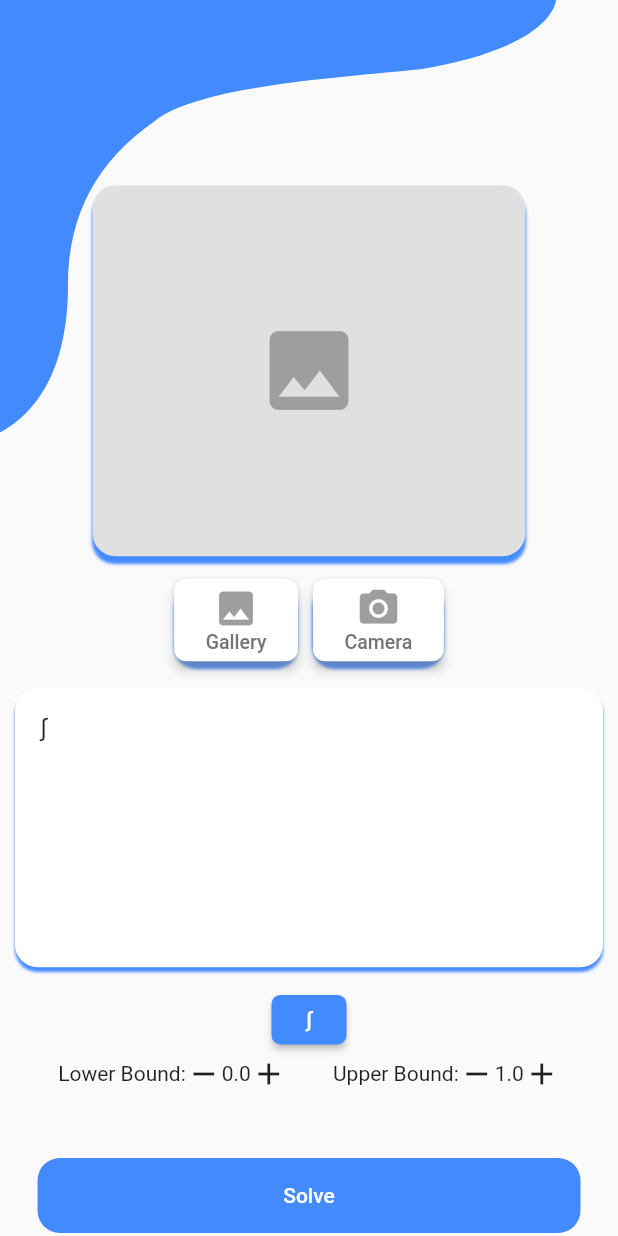
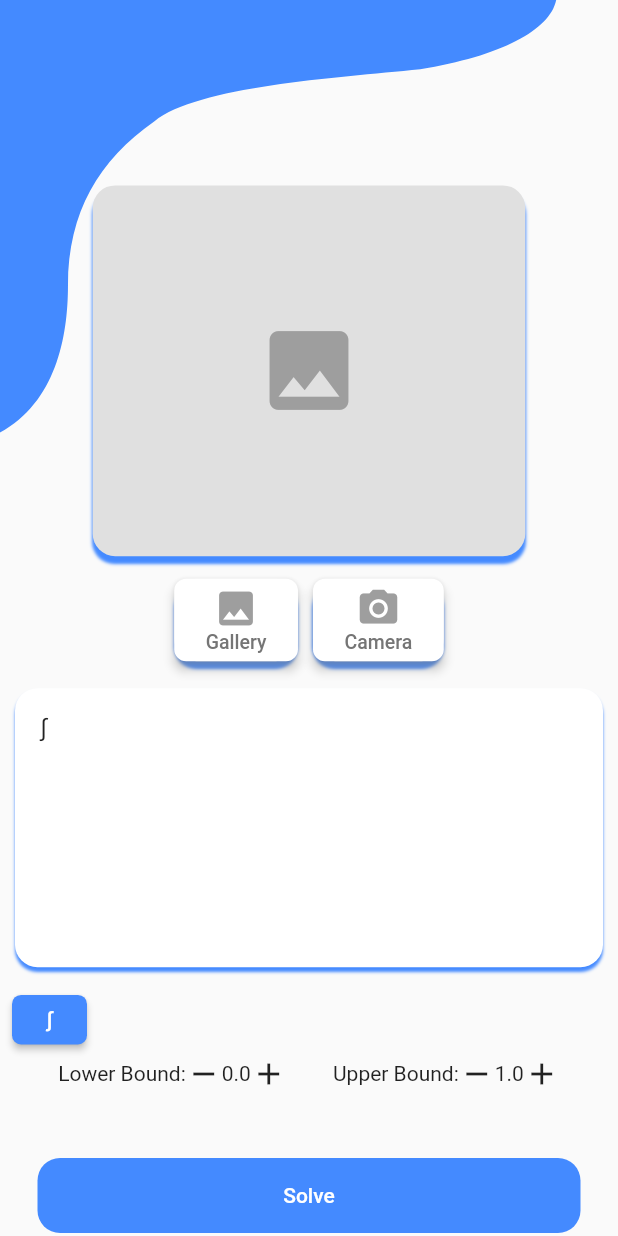
Before and after one commit to AnujPandey007/Ganit-App, a Flutter app: the screen it shows after launch, after a tap on an icon or button, on a phone screen of 412 x 824 dp. Run offline on Flutter 3.47's test engine with Material 2 defaults, Android fonts, the phone set to English and light mode, and no system bars; our stand-ins replace image_cropper, image_picker, share_plus; missing offline and left inert: equations, function_tree, google_mlkit_text_recognition.

Commit message:
added ss

```diff
--- a/lib/pages/home_page.dart
+++ b/lib/pages/home_page.dart
@@ -69,7 +69,8 @@ class _HomePageState extends State<HomePage> {
                     padding: const EdgeInsets.all(8.0),
                     child: Wrap(
                       children: [
-                        Center(
+                        Align(
+                          alignment: Alignment.topLeft,
                           child: MaterialButton(
                             height: height(context)*0.04,
                               minWidth: 50,
@@ -78,7 +79,7 @@ class _HomePageState extends State<HomePage> {
                                 borderRadius: BorderRadius.circular(6)
                               ),
                               onPressed: () {
-                                  textEditingController.text += '∫';
+                                  textEditingController.text = '∫'+textEditingController.text;
                                   textEditingController.selection = TextSelection.fromPosition(TextPosition(offset: textEditingController.text.length));
                               },
                             child: const Text('∫', style: TextStyle(color: Colors.white),),
@@ -140,7 +141,7 @@ class _HomePageState extends State<HomePage> {
       try{
         // String equation = "∫ x^2";
         // String equation = "4x-8=0";
-        // String equation = "2x^2+5x-20=0";
+        // String equation = "2x^2-5x+35=0";
         String equation = textEditingController.text;
 
         String result = "No Question";
@@ -156,6 +157,7 @@ class _HomePageState extends State<HomePage> {
         }
         Navigator.of(context).push(CustomRoute(page: SolutionPage(answer: result, question: textEditingController.text)));
       }catch(e){
+        print(e);
         showMessage(context, "Error");
       }
     }else{
```
Also changed, not shown: lib/services/mathService.dart (+8 -7 lines), 3 other files.
